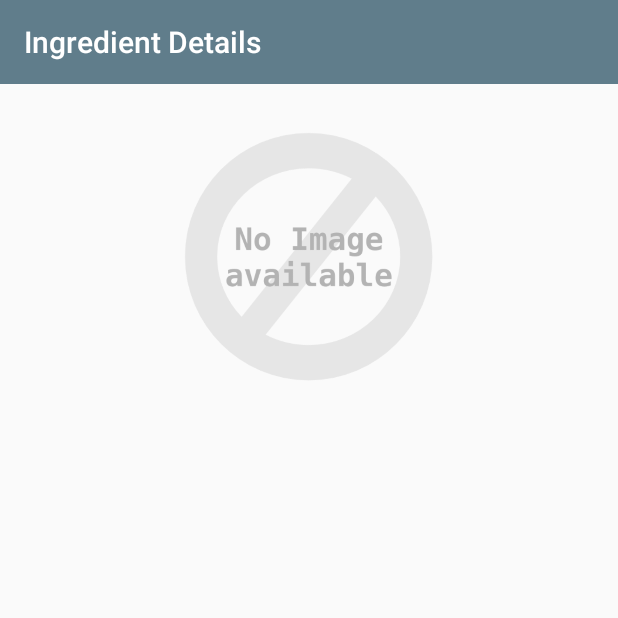
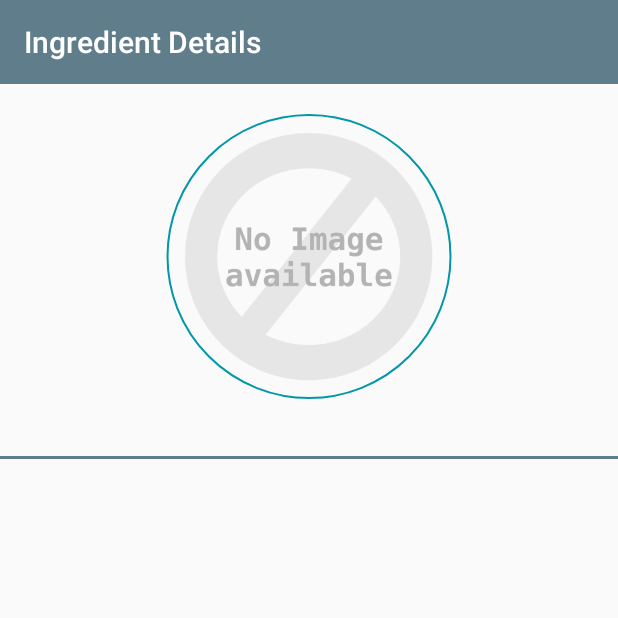
Before and after one commit to mustafaozhan/CocktailStore, an Android app: the IngredientDetailActivity screen opened directly, with no data from a screen before it, on a phone screen of 412 x 824 dp, the top half of it. Run offline under Robolectric (Android 15) with nearby library versions, the phone set to English and light mode, and no system bars; our stand-ins replace CircleImageView; 1 statement that could not run was skipped.

Commit message:
Warnings solved and unused libraries removed, moving project to Android Studio 3.0 and adding google maven

```diff
--- a/app/src/main/AndroidManifest.xml
+++ b/app/src/main/AndroidManifest.xml
@@ -11,8 +11,9 @@
         android:roundIcon="@mipmap/ic_launcher_round"
         android:supportsRtl="true"
         android:theme="@style/AppTheme.NoActionBar">
-        <activity android:name=".ui.activities.MainActivity">
-            android:screenOrientation="portrait"
+        <activity
+            android:name=".ui.activities.MainActivity"
+            android:screenOrientation="portrait">
             <intent-filter>
                 <action android:name="android.intent.action.MAIN" />
                 <category android:name="android.intent.category.LAUNCHER" />
--- a/app/src/main/java/mustafaozhan/github/com/cocktailstore/ui/activities/MainActivity.kt
+++ b/app/src/main/java/mustafaozhan/github/com/cocktailstore/ui/activities/MainActivity.kt
@@ -9,7 +9,6 @@ import mustafaozhan.github.com.cocktailstore.R
 import mustafaozhan.github.com.cocktailstore.ui.adapters.MyViewPagerAdapter
 import mustafaozhan.github.com.cocktailstore.ui.fragments.AlcoholicFragment
 import mustafaozhan.github.com.cocktailstore.ui.fragments.NonAlcoholicFragment
-import android.content.Intent
 import mustafaozhan.github.com.cocktailstore.ui.fragments.RandomCocktailFragment
 import mustafaozhan.github.com.cocktailstore.ui.fragments.SearchByFragment
 
--- a/app/src/main/res/layout/activity_cocktails_detail.xml
+++ b/app/src/main/res/layout/activity_cocktails_detail.xml
@@ -32,8 +32,8 @@
             android:layout_height="200sp"
             android:layout_centerHorizontal="true"
             android:paddingTop="10sp"
-            app:border_color="@color/colorAccent"
-            app:border_width="1sp" />
+            app:civ_border_color="@color/colorAccent"
+            app:civ_border_width="1sp" />
     </RelativeLayout>
 
     <TextView
--- a/app/src/main/res/layout/activity_ingredient_detail.xml
+++ b/app/src/main/res/layout/activity_ingredient_detail.xml
@@ -30,8 +30,8 @@
             android:layout_height="200sp"
             android:layout_centerHorizontal="true"
             android:paddingTop="10sp"
-            app:border_color="@color/colorAccent"
-            app:border_width="1sp" />
+            app:civ_border_color="@color/colorAccent"
+            app:civ_border_width="1sp" />
     </RelativeLayout>
 
     <TextView
@@ -52,12 +52,13 @@
         android:id="@+id/v"
         android:layout_width="match_parent"
         android:layout_height="2dp"
-        android:layout_below="@+id/mTxtCocktailName"
+        android:layout_above="@+id/scrollView"
         android:layout_marginTop="8dp"
         android:background="@color/colorPrimary"
         android:paddingLeft="10sp"
         android:paddingRight="10sp" />
 <ScrollView
+    android:id="@+id/scrollView"
     android:layout_width="match_parent"
     android:layout_below="@+id/mTxtIngredientName"
     android:layout_height="wrap_content">
@@ -68,9 +69,8 @@
         android:gravity="center"
         android:padding="5sp"
         android:textColor="@color/blue_grey_800"
-
-        android:layout_alignParentLeft="true"
-        android:layout_alignParentStart="true" />
+        android:layout_alignParentStart="true"
+        android:layout_alignParentLeft="true" />
 </ScrollView>
 
 
--- a/app/src/main/res/layout/fragment_random_cocktail.xml
+++ b/app/src/main/res/layout/fragment_random_cocktail.xml
@@ -32,8 +32,8 @@
                 android:layout_height="160sp"
                 android:layout_centerHorizontal="true"
                 android:paddingTop="10sp"
-                app:border_color="@color/colorAccent"
-                app:border_width="1sp" />
+                app:civ_border_color="@color/colorAccent"
+                app:civ_border_width="1sp" />
         </RelativeLayout>
 
         <TextView
--- a/build.gradle
+++ b/build.gradle
@@ -1,12 +1,13 @@
 // Top-level build file where you can add configuration options common to all sub-projects/modules.
 
 buildscript {
-    ext.kotlin_version = '1.1.3-2'
+    ext.kotlin_version = '1.1.51'
     repositories {
         jcenter()
+        google()
     }
     dependencies {
-        classpath 'com.android.tools.build:gradle:2.3.3'
+        classpath 'com.android.tools.build:gradle:3.0.0'
         classpath "org.jetbrains.kotlin:kotlin-gradle-plugin:$kotlin_version"
 
         // NOTE: Do not place your application dependencies here; they belong
```
Also changed, not shown: app/build.gradle (+7 -13 lines), app/src/main/java/mustafaozhan/github/com/cocktailstore/ui/fragments/SearchByFragment.kt (+1 -9 lines), app/src/main/res/layout/item_row.xml (+7 -4 lines), gradle/wrapper/gradle-wrapper.properties.
